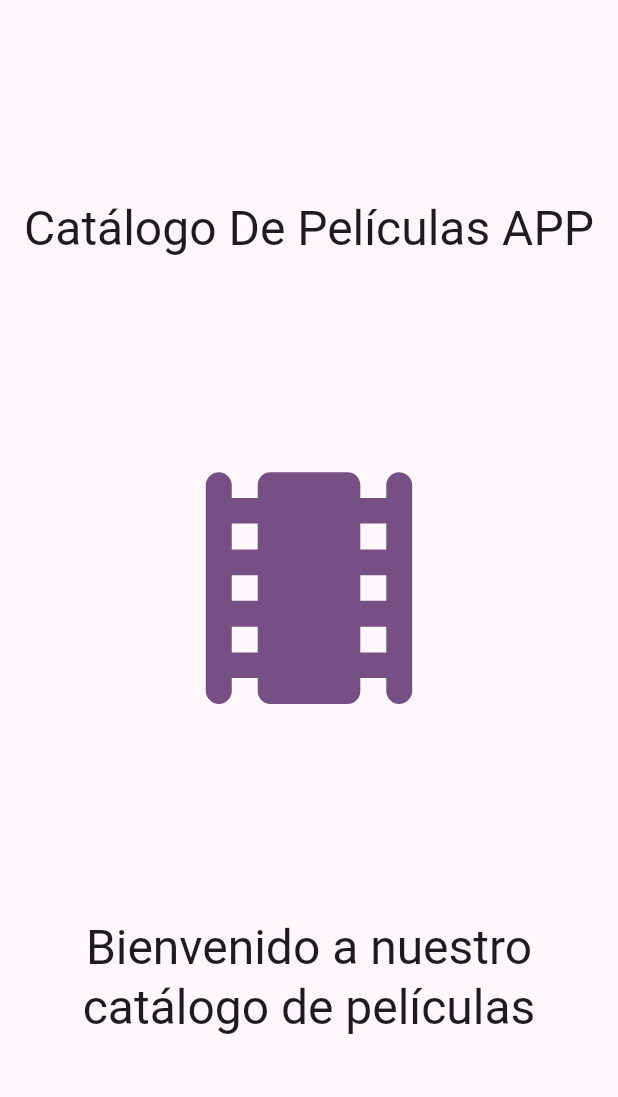
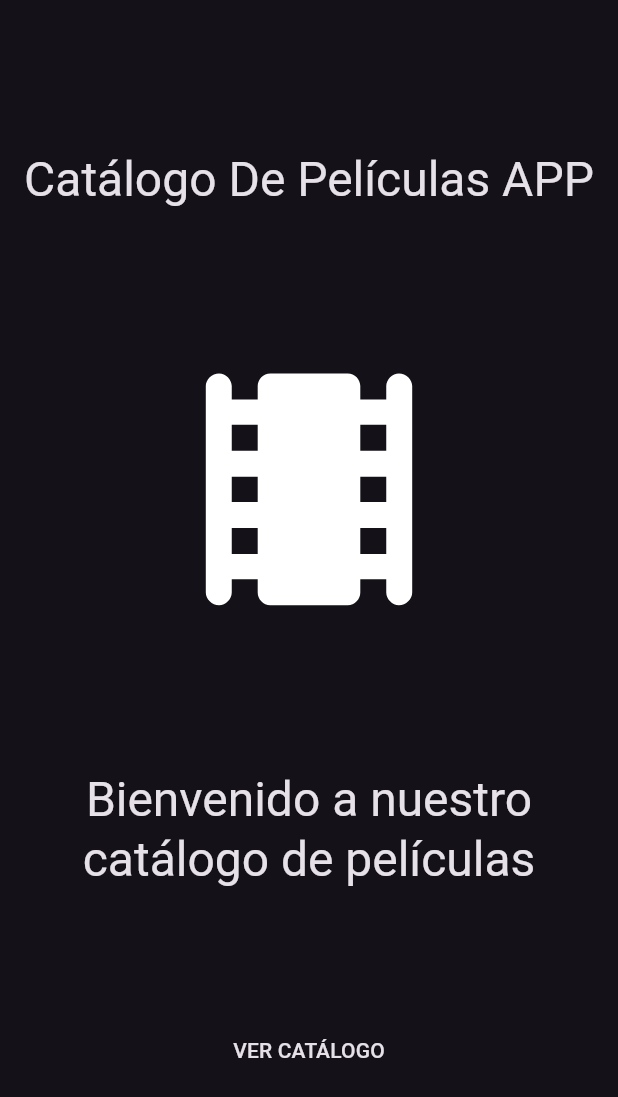
Before and after one commit to Carcandyx/3_4_flutter, a Flutter app: the screen it shows after launch, on a phone screen of 412 x 824 dp. Shown: the top 1097 px of the screen. Run offline on Flutter 3.47's test engine with Material 3 defaults, Android fonts, the phone set to English and light mode, and no system bars; our stand-ins replace infinite_scroll_pagination.

```diff
--- a/lib/main.dart
+++ b/lib/main.dart
@@ -1,29 +1,22 @@
 import 'package:flutter/material.dart';
-import 'package:provider/provider.dart';
 import 'screens/home_screen.dart';
-import 'providers/app_state.dart';
+import 'screens/catalog/catalog_screen.dart';
 
 void main() {
   runApp(MyApp());
 }
 
 class MyApp extends StatelessWidget {
-  const MyApp({super.key});
-
   @override
   Widget build(BuildContext context) {
-    return ChangeNotifierProvider(
-      create: (context) => MyAppState(),
-      child: MaterialApp(
-        title: 'Generic Pokedex App',
-        theme: ThemeData(
-          useMaterial3: true,
-          colorScheme: ColorScheme.fromSeed(
-            seedColor: const Color.fromARGB(255, 123, 2, 167),
-          ),
-        ),
-        home: const HomeScreen(),
-      ),
+    return MaterialApp(
+      title: 'Catálogo Películas',
+      theme: ThemeData.dark(),
+      initialRoute: '/',
+      routes: {
+        '/': (context) => const HomeScreen(),
+        '/catalog': (context) => const CatalogScreen()
+      },
     );
   }
 }
--- a/lib/providers/app_state.dart
+++ /dev/null
@@ -1,3 +0,0 @@
-import 'package:flutter/material.dart';
-
-class MyAppState extends ChangeNotifier {}
--- a/lib/screens/home_screen.dart
+++ b/lib/screens/home_screen.dart
@@ -11,8 +11,8 @@ class HomeScreen extends StatelessWidget {
     final widerSide = screenWidth > screenHeight ? screenWidth : screenHeight;
 
     return Scaffold(
-      body: SafeArea(
-        child: CustomColumn(
+      backgroundColor: Theme.of(context).scaffoldBackgroundColor,
+      body: CustomColumn(
         children: [
           Text(
             'Catálogo De Películas APP',
@@ -20,17 +20,22 @@ class HomeScreen extends StatelessWidget {
             textAlign: TextAlign.center,
           ),
           Center(
-              child: Icon(Icons.theaters_rounded,
-                  size: widerSide / 4,
-                  color: Theme.of(context).colorScheme.primary),
+            child: Icon(Icons.theaters_rounded, size: widerSide / 4),
           ),
           Text(
             'Bienvenido a nuestro catálogo de películas',
             style: Theme.of(context).textTheme.headlineLarge,
             textAlign: TextAlign.center,
           ),
+          TextButton(
+              onPressed: () {
+                Navigator.pushNamed(context, '/catalog');
+              },
+              child: Text(
+                "VER CATÁLOGO",
+                style: Theme.of(context).textTheme.labelLarge,
+              ))
         ],
-        ),
       ),
     );
   }
--- a/pubspec.yaml
+++ b/pubspec.yaml
@@ -15,6 +15,8 @@ dependencies:
   english_words: ^4.0.0
   provider: ^6.1.2
   google_fonts: ^6.1.0
+  http: ^1.3.0
+  infinite_scroll_pagination: ^5.0.0
 
 dev_dependencies:
   flutter_test:
```
Also changed, not shown: lib/screens/catalog/catalog_item.dart (added, +49 -0 lines), lib/screens/catalog/catalog_screen.dart (added, +46 -0 lines), lib/services/pokemon_service.dart (added, +19 -0 lines), lib/types/get_pokemon_response.dart (added, +61 -0 lines), lib/widgets/custom_container.dart (deleted, +0 -32 lines), lib/widgets/custom_text.dart (deleted, +0 -25 lines), lib/widgets/custom_title.dart (deleted, +0 -18 lines), pubspec.lock, 2 other files. Lines whose indentation alone changed are shown as unchanged.
